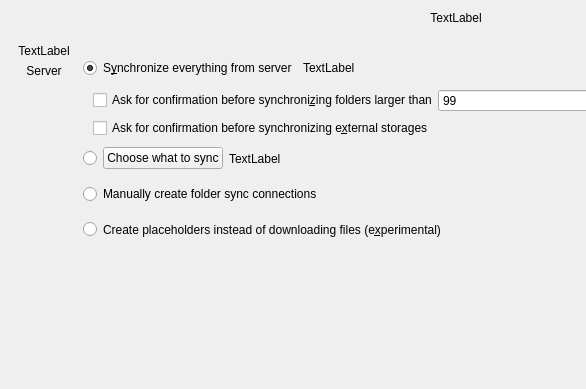
This is src/gui/wizard/owncloudadvancedsetuppage.ui in GrossLukas/client as Qt 5 draws it before an edit; both pictures show x 0 to 586 and y 0 to 389 of the 912 by 635 pixel window. The edited form follows.
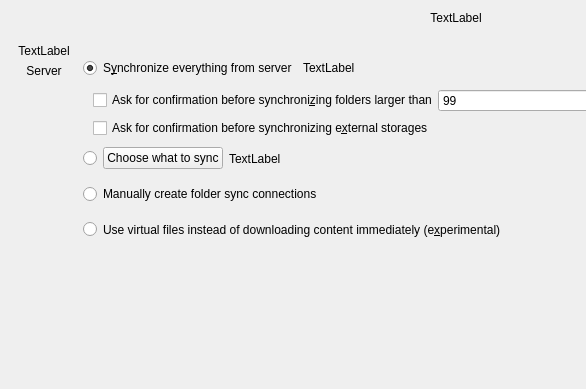
This is the edited form.

Commit message: Rename "placeholder" feature

Diff of the .ui file:
```diff
--- a/src/gui/wizard/owncloudadvancedsetuppage.ui
+++ b/src/gui/wizard/owncloudadvancedsetuppage.ui
@@ -427,7 +427,7 @@
              </sizepolicy>
             </property>
             <property name="text">
-             <string>Create placeholders instead of downloading files (e&amp;xperimental)</string>
+             <string>Use virtual files instead of downloading content immediately (e&amp;xperimental)</string>
             </property>
             <property name="checkable">
              <bool>false</bool>
```
The commit also changes 3 other files.
